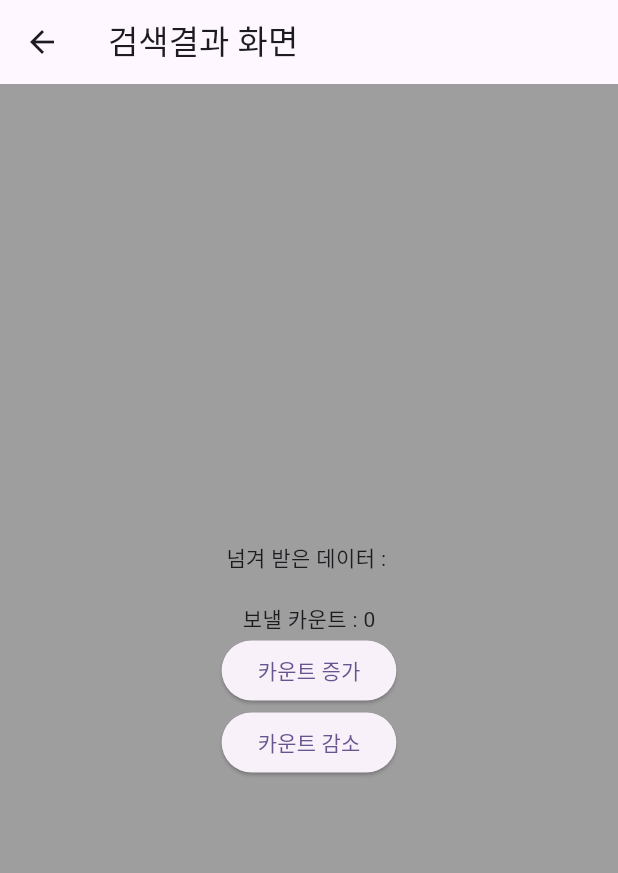
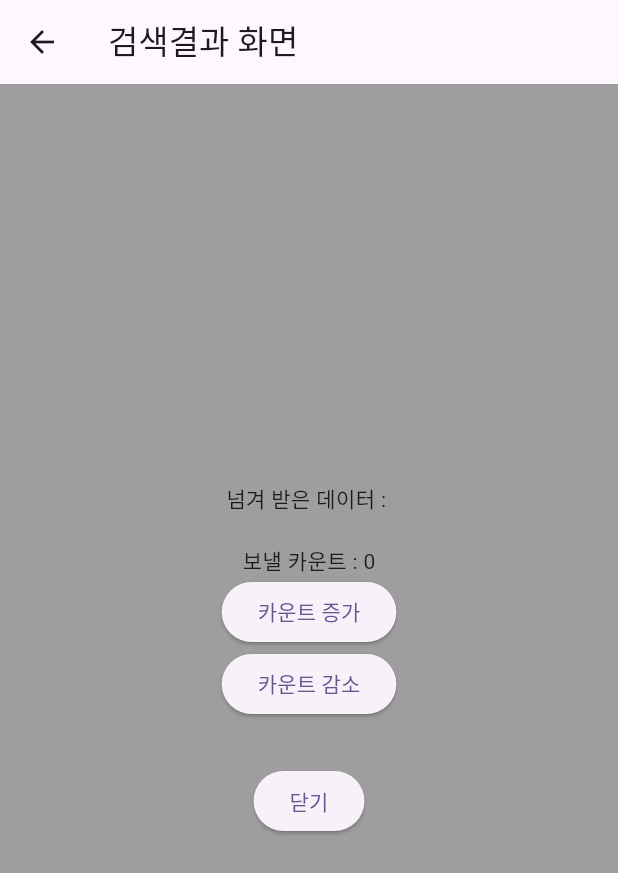
Before and after one commit to 99minj0731/my_first_dart_pjt, a Flutter app: the YoutubeHomePage screen opened directly, after a tap on the "search" icon, on a phone screen of 412 x 824 dp. Shown: the top 873 px of the screen. Run offline on Flutter 3.47's test engine with Material 3 defaults, Android fonts, the light colour scheme and no system bars; network calls fail.

```diff
--- a/lib/youtube/search_result_page.dart
+++ b/lib/youtube/search_result_page.dart
@@ -40,6 +40,13 @@ class _SearchResultPageState extends State<SearchResultPage> {
                 },
                 child: Text("카운트 감소"),
               ),
+              SizedBox(height: 30),
+              ElevatedButton(
+                onPressed: () {
+                  Navigator.pop(context);
+                },
+                child: Text("닫기"),
+              ),
             ],
           ),
         ),
```
Also changed, not shown: lib/youtube/youtube_home_page.dart (+11 -0 lines).
